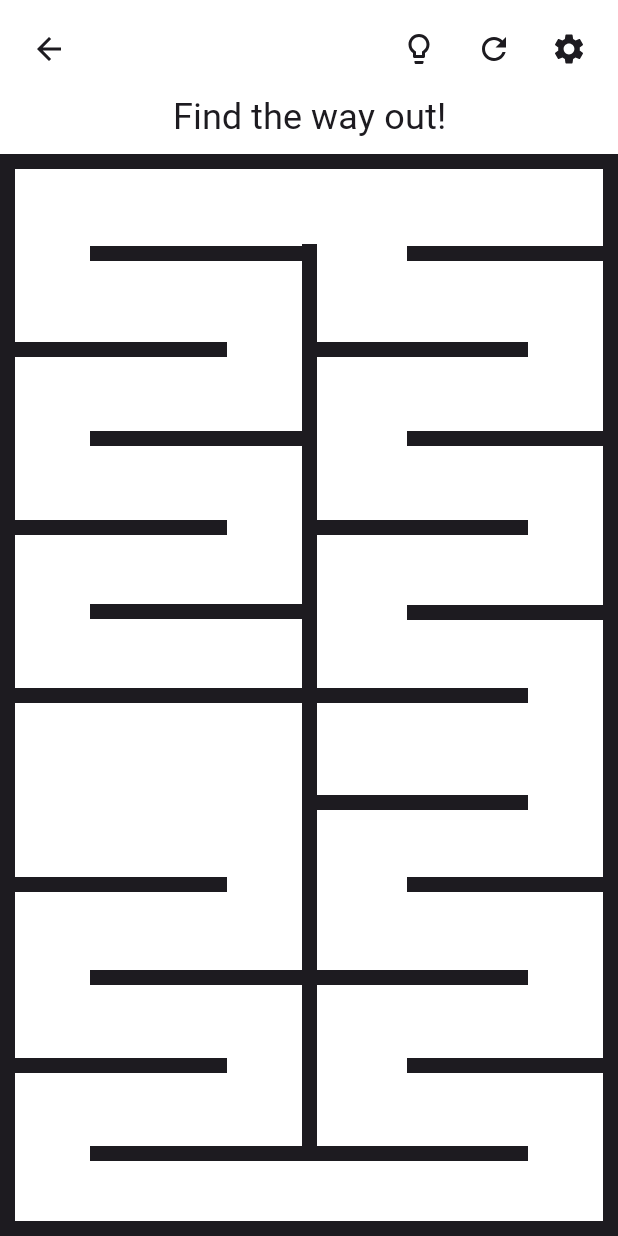
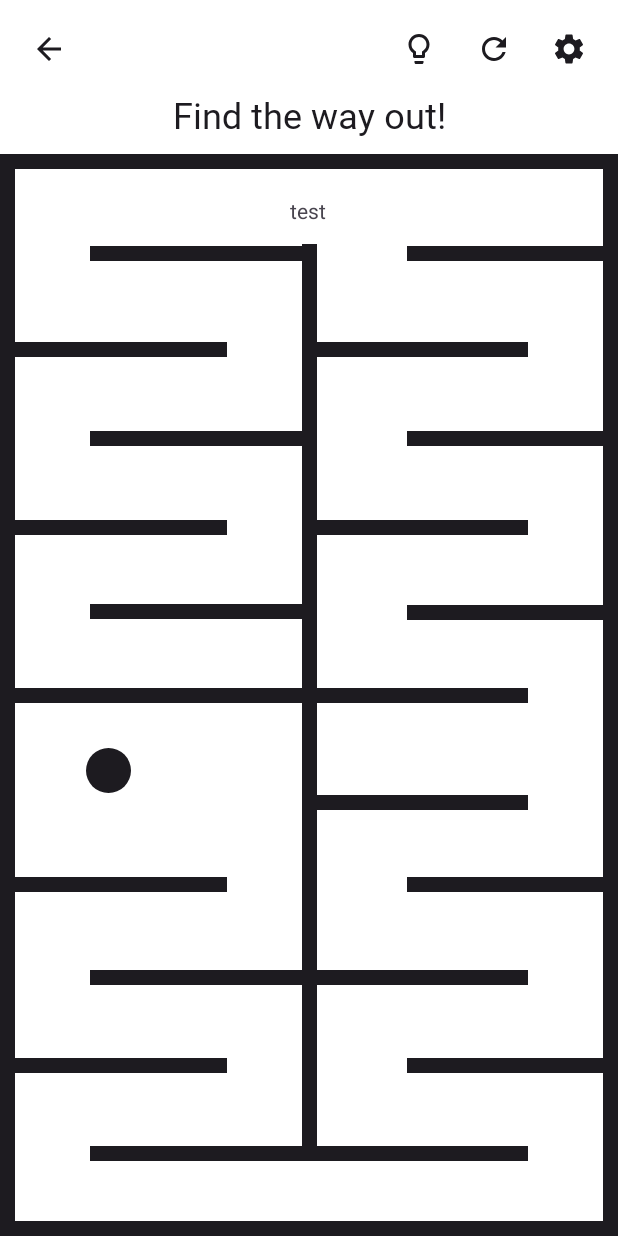
Before and after one commit to Chung1045/Whatever, an Android app: the Level8 screen opened directly, with no data from a screen before it, on a phone screen of 412 x 824 dp. Run offline under Robolectric (Android 15) with nearby library versions, the phone set to English and light mode, and no system bars.

Commit message:
Implemented mechanics for moving the ball using the accelerometer in Level8

```diff
--- a/app/src/main/AndroidManifest.xml
+++ b/app/src/main/AndroidManifest.xml
@@ -3,6 +3,8 @@
     xmlns:tools="http://schemas.android.com/tools">
 
     <uses-permission android:name="android.permission.POST_NOTIFICATIONS" />
+    <uses-permission android:name="android.permission.HIGH_SAMPLING_RATE_SENSORS"
+        tools:ignore="HighSamplingRate" />
 
     <application
         android:allowBackup="true"
--- a/app/src/main/java/com/example/whatever/game/Level8.java
+++ b/app/src/main/java/com/example/whatever/game/Level8.java
@@ -1,6 +1,11 @@
 package com.example.whatever.game;
 
 import android.content.Intent;
+import android.graphics.Rect;
+import android.hardware.Sensor;
+import android.hardware.SensorEvent;
+import android.hardware.SensorEventListener;
+import android.hardware.SensorManager;
 import android.os.Bundle;
 import android.os.Handler;
 import android.view.MotionEvent;
@@ -19,7 +24,7 @@ import androidx.core.view.WindowInsetsCompat;
 
 import java.util.Random;
 
-public class Level8 extends AppCompatActivity implements View.OnTouchListener {
+public class Level8 extends AppCompatActivity implements View.OnTouchListener, SensorEventListener {
     private Utils utils;
     private long startTime = 0L, elapsedTime = 0L;
     private final Handler timerHandler = new Handler();
@@ -29,13 +34,32 @@ public class Level8 extends AppCompatActivity implements View.OnTouchListener {
     private final String[] levelPassMessage = new String[]{"Are ya winning son?", "That was quite easy", "As expected"};
     private final String levelHint = "Try tapping the buttons";
     private final Random random = new Random();
+    private SensorManager sensorManager;
+    private Sensor accelerometer;
+    private ImageView[] walls;
 
     @Override
     protected void onCreate(Bundle savedInstanceState) {
         super.onCreate(savedInstanceState);
         setContentView(R.layout.activity_level8);
         View v = findViewById(R.id.view_LevelLayout_Level8);
+        wallsInit();
         onLevelStart(v);
+
+        sensorManager = (SensorManager) getSystemService(SENSOR_SERVICE);
+        accelerometer = sensorManager.getDefaultSensor(Sensor.TYPE_ACCELEROMETER);
+
+
+
+
+    }
+
+    private void wallsInit() {
+        walls = new ImageView[26];
+        for (int i = 0; i < 26; i++) {
+            int resId = getResources().getIdentifier("image_level8_wall" + (i + 1), "id", getPackageName());
+            walls[i] = findViewById(resId);
+        }
     }
 
     private void onLevelStart(View v){
@@ -145,6 +169,7 @@ public class Level8 extends AppCompatActivity implements View.OnTouchListener {
         if (!isLevelPass) {
             startTime = System.currentTimeMillis() - elapsedTime; // Adjust start time to account for elapsed time
             timerHandler.postDelayed(updateTimerThread, 0);
+            sensorManager.registerListener(this, accelerometer, SensorManager.SENSOR_DELAY_FASTEST);
         }
     }
 
@@ -275,4 +300,57 @@ public class Level8 extends AppCompatActivity implements View.OnTouchListener {
         }
         return super.dispatchTouchEvent(event);
     }
+
+    @Override
+    public void onSensorChanged(SensorEvent sensorEvent) {
+        ImageView pinball = findViewById(R.id.image_level8_ball);
+        TextView debug = findViewById(R.id.text_Level8_debug);
+
+        if (sensorEvent.sensor.getType() == Sensor.TYPE_ACCELEROMETER) {
+            float x = sensorEvent.values[0];
+            float y = sensorEvent.values[1];
+
+            // Scale down accelerometer values for translation
+            float scaleFactor = 0.6f; // Adjust as needed
+            float translationX = x * scaleFactor;
+            float translationY = y * scaleFactor;
+
+            // Update ball position
+            pinball.setX(pinball.getX() - translationX);
+            pinball.setY(pinball.getY() + translationY);
+
+
+            if (isTouchWalls(pinball, walls)){
+                pinball.setTranslationX(0);
+                pinball.setTranslationY(0);
+            }
+
+        }
+    }
+
+    @Override
+    public void onAccuracyChanged(Sensor sensor, int i) {
+
+    }
+
+    public boolean isTouchWalls(View targetView, View[] views) {
+        Rect targetRect = new Rect();
+        targetView.getGlobalVisibleRect(targetRect);
+
+        for (View view : views) {
+            if (view.equals(targetView)) {
+                continue; // Skip checking against itself
+            }
+
+            Rect rect = new Rect();
+            view.getGlobalVisibleRect(rect);
+
+            if (rect.intersects(targetRect.left, targetRect.top, targetRect.right, targetRect.bottom)) {
+                return true; // If any view intersects with the target, return true
+            }
+        }
+
+        return false; // None of the views intersect with the target
+    }
+
 }
--- a/app/src/main/res/drawable/drawable_level8_ball.xml
+++ b/app/src/main/res/drawable/drawable_level8_ball.xml
@@ -2,6 +2,6 @@
 
 <shape xmlns:android="http://schemas.android.com/apk/res/android"
     android:shape="oval">
-    <solid android:color="#000000" />
+    <solid android:color="?attr/colorOnSurface" />
     <size android:width="30sp" android:height="30sp" />
 </shape>
--- a/app/src/main/res/layout/activity_level8.xml
+++ b/app/src/main/res/layout/activity_level8.xml
@@ -160,8 +160,31 @@
             app:layout_constraintTop_toTopOf="parent"
             app:layout_constraintVertical_bias="0.0">
 
+            <TextView
+                android:id="@+id/text_Level8_debug"
+                android:layout_width="wrap_content"
+                android:layout_height="wrap_content"
+                android:layout_marginTop="28dp"
+                android:text="test"
+                app:layout_constraintEnd_toEndOf="parent"
+                app:layout_constraintHorizontal_bias="0.498"
+                app:layout_constraintStart_toStartOf="parent"
+                app:layout_constraintTop_toTopOf="@+id/image_level8_wall24" />
+
             <ImageView
-                android:id="@+id/imageView9"
+                android:id="@+id/image_level8_ball"
+                android:layout_width="wrap_content"
+                android:layout_height="wrap_content"
+                android:src="@drawable/drawable_level8_ball"
+                app:layout_constraintBottom_toBottomOf="parent"
+                app:layout_constraintEnd_toEndOf="parent"
+                app:layout_constraintHorizontal_bias="0.15"
+                app:layout_constraintStart_toStartOf="parent"
+                app:layout_constraintTop_toTopOf="parent"
+                app:layout_constraintVertical_bias="0.573" />
+
+            <ImageView
+                android:id="@+id/image_level8_wall1"
                 android:layout_width="0dp"
                 android:layout_height="10dp"
                 android:layout_marginRight="60dp"
@@ -172,6 +195,7 @@
                 app:layout_constraintTop_toTopOf="parent" />
 
             <ImageView
+                android:id="@+id/image_level8_wall2"
                 android:layout_width="0dp"
                 android:layout_height="10dp"
                 android:layout_marginHorizontal="60dp"
@@ -180,11 +204,12 @@
                 app:layout_constraintBottom_toBottomOf="parent"
                 app:layout_constraintEnd_toEndOf="parent"
                 app:layout_constraintHorizontal_bias="0.0"
-                app:layout_constraintStart_toEndOf="@+id/imageView10"
+                app:layout_constraintStart_toEndOf="@+id/image_level8_wall22"
                 app:layout_constraintTop_toTopOf="parent"
                 app:layout_constraintVertical_bias="0.765" />
 
             <ImageView
+                android:id="@+id/image_level8_wall3"
                 android:layout_width="0dp"
                 android:layout_height="10dp"
                 android:layout_marginHorizontal="60dp"
@@ -193,11 +218,12 @@
                 app:layout_constraintBottom_toBottomOf="parent"
                 app:layout_constraintEnd_toEndOf="parent"
                 app:layout_constraintHorizontal_bias="1.0"
-                app:layout_constraintStart_toEndOf="@+id/imageView10"
+                app:layout_constraintStart_toEndOf="@+id/image_level8_wall22"
                 app:layout_constraintTop_toTopOf="parent"
                 app:layout_constraintVertical_bias="0.601" />
 
             <ImageView
+                android:id="@+id/image_level8_wall4"
                 android:layout_width="0dp"
                 android:layout_height="10dp"
                 android:layout_marginHorizontal="60dp"
@@ -206,11 +232,12 @@
                 app:layout_constraintBottom_toBottomOf="parent"
                 app:layout_constraintEnd_toEndOf="parent"
                 app:layout_constraintHorizontal_bias="0.0"
-                app:layout_constraintStart_toEndOf="@+id/imageView10"
+                app:layout_constraintStart_toEndOf="@+id/image_level8_wall22"
                 app:layout_constraintTop_toTopOf="parent"
                 app:layout_constraintVertical_bias="0.343" />
 
             <ImageView
+                android:id="@+id/image_level8_wall5"
                 android:layout_width="0dp"
                 android:layout_height="10dp"
                 android:layout_marginHorizontal="60dp"
@@ -219,11 +246,12 @@
                 app:layout_constraintBottom_toBottomOf="parent"
                 app:layout_constraintEnd_toEndOf="parent"
                 app:layout_constraintHorizontal_bias="0.0"
-                app:layout_constraintStart_toEndOf="@+id/imageView10"
+                app:layout_constraintStart_toEndOf="@+id/image_level8_wall22"
                 app:layout_constraintTop_toTopOf="parent"
                 app:layout_constraintVertical_bias="0.176" />
 
             <ImageView
+                android:id="@+id/image_level8_wall6"
                 android:layout_width="0dp"
                 android:layout_height="10dp"
                 android:layout_marginHorizontal="60dp"
@@ -232,12 +260,12 @@
                 app:layout_constraintBottom_toBottomOf="parent"
                 app:layout_constraintEnd_toEndOf="parent"
                 app:layout_constraintHorizontal_bias="0.0"
-                app:layout_constraintStart_toEndOf="@+id/imageView10"
+                app:layout_constraintStart_toEndOf="@+id/image_level8_wall22"
                 app:layout_constraintTop_toTopOf="parent"
                 app:layout_constraintVertical_bias="0.847" />
 
             <ImageView
-                android:id="@+id/imageView11"
+                android:id="@+id/image_level8_wall7"
                 android:layout_width="0dp"
                 android:layout_height="10dp"
                 android:layout_marginHorizontal="60dp"
@@ -246,12 +274,12 @@
                 app:layout_constraintBottom_toBottomOf="parent"
                 app:layout_constraintEnd_toEndOf="parent"
                 app:layout_constraintHorizontal_bias="0.0"
-                app:layout_constraintStart_toEndOf="@+id/imageView10"
+                app:layout_constraintStart_toEndOf="@+id/image_level8_wall22"
                 app:layout_constraintTop_toTopOf="parent"
                 app:layout_constraintVertical_bias="0.678" />
 
             <ImageView
-                android:id="@+id/imageView11"
+                android:id="@+id/image_level8_wall8"
                 android:layout_width="0dp"
                 android:layout_height="10dp"
                 android:layout_marginHorizontal="60dp"
@@ -260,12 +288,12 @@
                 app:layout_constraintBottom_toBottomOf="parent"
                 app:layout_constraintEnd_toEndOf="parent"
                 app:layout_constraintHorizontal_bias="0.0"
-                app:layout_constraintStart_toEndOf="@+id/imageView10"
+                app:layout_constraintStart_toEndOf="@+id/image_level8_wall22"
                 app:layout_constraintTop_toTopOf="parent"
                 app:layout_constraintVertical_bias="0.423" />
 
             <ImageView
-                android:id="@+id/imageView11"
+                android:id="@+id/image_level8_wall9"
                 android:layout_width="0dp"
                 android:layout_height="10dp"
                 android:layout_marginHorizontal="60dp"
@@ -274,12 +302,12 @@
                 app:layout_constraintBottom_toBottomOf="parent"
                 app:layout_constraintEnd_toEndOf="parent"
                 app:layout_constraintHorizontal_bias="0.0"
-                app:layout_constraintStart_toEndOf="@+id/imageView10"
+                app:layout_constraintStart_toEndOf="@+id/image_level8_wall22"
                 app:layout_constraintTop_toTopOf="parent"
                 app:layout_constraintVertical_bias="0.26" />
 
             <ImageView
-                android:id="@+id/imageView11"
+                android:id="@+id/image_level8_wall10"
                 android:layout_width="0dp"
                 android:layout_height="10dp"
                 android:layout_marginHorizontal="60dp"
@@ -288,131 +316,142 @@
                 app:layout_constraintBottom_toBottomOf="parent"
                 app:layout_constraintEnd_toEndOf="parent"
                 app:layout_constraintHorizontal_bias="0.0"
-                app:layout_constraintStart_toEndOf="@+id/imageView10"
+                app:layout_constraintStart_toEndOf="@+id/image_level8_wall22"
                 app:layout_constraintTop_toTopOf="parent"
                 app:layout_constraintVertical_bias="0.086" />
 
             <ImageView
+                android:id="@+id/image_level8_wall11"
                 android:layout_width="0dp"
                 android:layout_height="10dp"
                 android:layout_marginStart="60dp"
                 android:src="@drawable/drawable_level8_wall_resizeable"
                 app:layout_constraintBottom_toBottomOf="parent"
-                app:layout_constraintEnd_toEndOf="@+id/imageView10"
+                app:layout_constraintEnd_toEndOf="@+id/image_level8_wall22"
                 app:layout_constraintHorizontal_bias="0.0"
                 app:layout_constraintStart_toStartOf="parent"
                 app:layout_constraintTop_toTopOf="parent"
                 app:layout_constraintVertical_bias="0.26" />
 
             <ImageView
+                android:id="@+id/image_level8_wall12"
                 android:layout_width="0dp"
                 android:layout_height="10dp"
                 android:layout_marginStart="60dp"
                 android:src="@drawable/drawable_level8_wall_resizeable"
                 app:layout_constraintBottom_toBottomOf="parent"
-                app:layout_constraintEnd_toEndOf="@+id/imageView10"
+                app:layout_constraintEnd_toEndOf="@+id/image_level8_wall22"
                 app:layout_constraintHorizontal_bias="0.0"
                 app:layout_constraintStart_toStartOf="parent"
                 app:layout_constraintTop_toTopOf="parent"
                 app:layout_constraintVertical_bias="0.422" />
 
             <ImageView
+                android:id="@+id/image_level8_wall13"
                 android:layout_width="0dp"
                 android:layout_height="10dp"
                 android:layout_marginStart="60dp"
                 android:src="@drawable/drawable_level8_wall_resizeable"
                 app:layout_constraintBottom_toBottomOf="parent"
-                app:layout_constraintEnd_toEndOf="@+id/imageView10"
+                app:layout_constraintEnd_toEndOf="@+id/image_level8_wall22"
                 app:layout_constraintHorizontal_bias="0.0"
                 app:layout_constraintStart_toStartOf="parent"
                 app:layout_constraintTop_toTopOf="parent"
                 app:layout_constraintVertical_bias="0.765" />
 
             <ImageView
+                android:id="@+id/image_level8_wall14"
                 android:layout_width="0dp"
                 android:layout_height="10dp"
                 android:layout_marginStart="60dp"
                 android:src="@drawable/drawable_level8_wall_resizeable"
                 app:layout_constraintBottom_toBottomOf="parent"
-                app:layout_constraintEnd_toEndOf="@+id/imageView10"
+                app:layout_constraintEnd_toEndOf="@+id/image_level8_wall22"
                 app:layout_constraintHorizontal_bias="0.0"
                 app:layout_constraintStart_toStartOf="parent"
                 app:layout_constraintTop_toTopOf="parent"
                 app:layout_constraintVertical_bias="0.086" />
 
             <ImageView
+                android:id="@+id/image_level8_wall15"
                 android:layout_width="0dp"
                 android:layout_height="10dp"
                 android:layout_marginStart="60dp"
                 android:src="@drawable/drawable_level8_wall_resizeable"
                 app:layout_constraintBottom_toBottomOf="parent"
-                app:layout_constraintEnd_toEndOf="@+id/imageView10"
+                app:layout_constraintEnd_toEndOf="@+id/image_level8_wall22"
                 app:layout_constraintHorizontal_bias="0.0"
                 app:layout_constraintStart_toStartOf="parent"
                 app:layout_constraintTop_toTopOf="parent"
                 app:layout_constraintVertical_bias="0.93" />
 
             <ImageView
+                android:id="@+id/image_level8_wall16"
                 android:layout_width="0dp"
                 android:layout_height="10dp"
                 android:layout_marginEnd="60dp"
                 android:src="@drawable/drawable_level8_wall_resizeable"
                 app:layout_constraintBottom_toBottomOf="parent"
-                app:layout_constraintEnd_toEndOf="@+id/imageView10"
+                app:layout_constraintEnd_toEndOf="@+id/image_level8_wall22"
                 app:layout_constraintHorizontal_bias="0.0"
                 app:layout_constraintStart_toStartOf="parent"
                 app:layout_constraintTop_toTopOf="parent"
                 app:layout_constraintVertical_bias="0.343" />
 
             <ImageView
+                android:id="@+id/image_level8_wall17"
                 android:layout_width="0dp"
                 android:layout_height="10dp"
                 android:layout_marginEnd="60dp"
                 android:src="@drawable/drawable_level8_wall_resizeable"
                 app:layout_constraintBottom_toBottomOf="parent"
-                app:layout_constraintEnd_toEndOf="@+id/imageView10"
+                app:layout_constraintEnd_toEndOf="@+id/image_level8_wall22"
                 app:layout_constraintHorizontal_bias="0.0"
                 app:layout_constraintStart_toStartOf="parent"
                 app:layout_constraintTop_toTopOf="parent"
                 app:layout_constraintVertical_bias="0.678" />
 
             <ImageView
+                android:id="@+id/image_level8_wall18"
                 android:layout_width="0dp"
                 android:layout_height="10dp"
                 android:layout_marginEnd="60dp"
                 android:src="@drawable/drawable_level8_wall_resizeable"
                 app:layout_constraintBottom_toBottomOf="parent"
-                app:layout_constraintEnd_toEndOf="@+id/imageView10"
+                app:layout_constraintEnd_toEndOf="@+id/image_level8_wall22"
                 app:layout_constraintHorizontal_bias="0.0"
                 app:layout_constraintStart_toStartOf="parent"
                 app:layout_constraintTop_toTopOf="parent"
                 app:layout_constraintVertical_bias="0.847" />
 
             <ImageView
+                android:id="@+id/image_level8_wall19"
                 android:layout_width="0dp"
                 android:layout_height="10dp"
                 android:layout_marginEnd="60dp"
                 android:src="@drawable/drawable_level8_wall_resizeable"
                 app:layout_constraintBottom_toBottomOf="parent"
-                app:layout_constraintEnd_toEndOf="@+id/imageView10"
+                app:layout_constraintEnd_toEndOf="@+id/image_level8_wall22"
                 app:layout_constraintHorizontal_bias="0.0"
                 app:layout_constraintStart_toStartOf="parent"
                 app:layout_constraintTop_toTopOf="parent"
                 app:layout_constraintVertical_bias="0.176" />
 
             <ImageView
+                android:id="@+id/image_level8_wall20"
                 android:layout_width="0dp"
                 android:layout_height="10dp"
                 android:layout_marginEnd="60dp"
                 android:src="@drawable/drawable_level8_wall_resizeable"
                 app:layout_constraintBottom_toBottomOf="parent"
-                app:layout_constraintEnd_toEndOf="@+id/imageView10"
+                app:layout_constraintEnd_toEndOf="@+id/image_level8_wall22"
                 app:layout_constraintHorizontal_bias="0.0"
                 app:layout_constraintStart_toStartOf="parent"
                 app:layout_constraintTop_toTopOf="parent"
                 app:layout_constraintVertical_bias="0.176" />
 
             <ImageView
+                android:id="@+id/image_level8_wall21"
                 android:layout_width="0dp"
                 android:layout_height="10dp"
                 android:layout_marginHorizontal="60dp"
@@ -421,13 +460,13 @@
                 app:layout_constraintBottom_toBottomOf="parent"
                 app:layout_constraintEnd_toEndOf="parent"
                 app:layout_constraintHorizontal_bias="0.0"
-                app:layout_constraintStart_toEndOf="@+id/imageView10"
+                app:layout_constraintStart_toEndOf="@+id/image_level8_wall22"
                 app:layout_constraintTop_toTopOf="parent"
                 app:layout_constraintVertical_bias="0.93" />
 
 
             <ImageView
-                android:id="@+id/imageView10"
+                android:id="@+id/image_level8_wall22"
                 android:layout_width="10dp"
                 android:layout_height="00dp"
                 android:layout_marginHorizontal="60dp"
@@ -439,7 +478,7 @@
                 app:layout_constraintTop_toTopOf="parent" />
 
             <ImageView
-                android:id="@+id/imageView7"
+                android:id="@+id/image_level8_wall23"
                 android:layout_width="0dp"
                 android:layout_height="10dp"
                 android:src="@drawable/drawable_level8_wall_resizeable"
@@ -448,7 +487,7 @@
                 app:layout_constraintStart_toStartOf="parent" />
 
             <ImageView
-                android:id="@+id/imageView8"
+                android:id="@+id/image_level8_wall24"
                 android:layout_width="0dp"
                 android:layout_height="10dp"
                 android:src="@drawable/drawable_level8_wall_resizeable"
@@ -457,6 +496,7 @@
                 app:layout_constraintTop_toTopOf="parent" />
 
             <ImageView
+                android:id="@+id/image_level8_wall25"
                 android:layout_width="10dp"
                 android:layout_height="0dp"
                 android:src="@drawable/drawable_level8_wall_resizeable"
@@ -465,6 +505,7 @@
                 app:layout_constraintTop_toTopOf="parent" />
 
             <ImageView
+                android:id="@+id/image_level8_wall26"
                 android:layout_width="10dp"
                 android:layout_height="0dp"
                 android:src="@drawable/drawable_level8_wall_resizeable"
```
